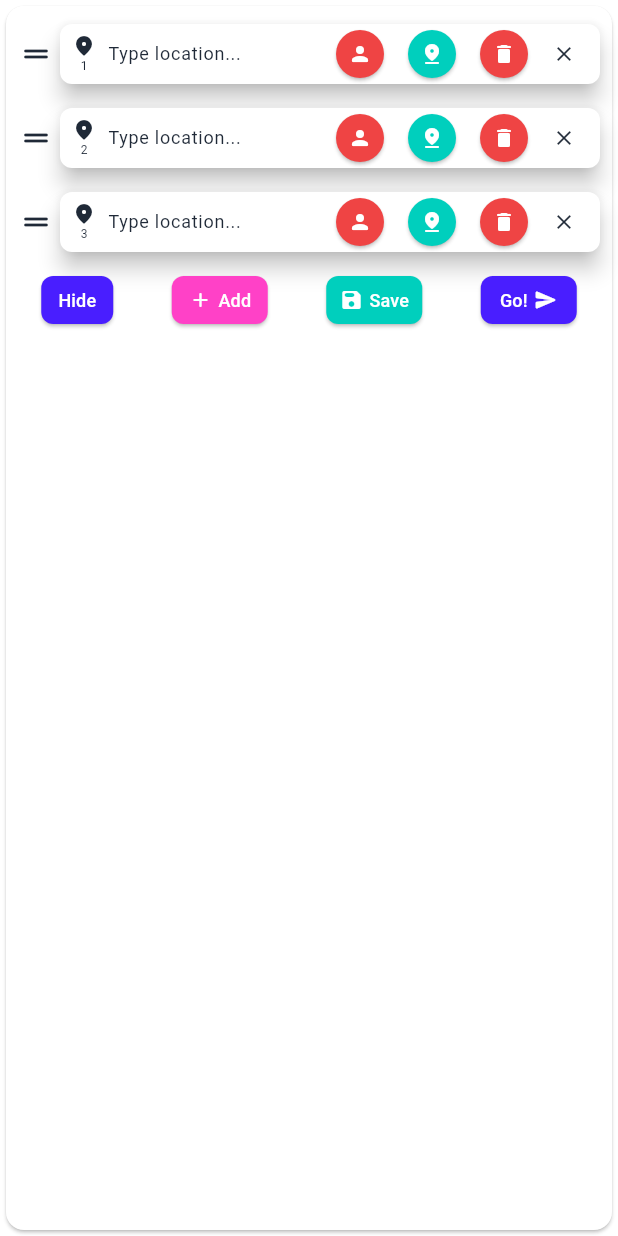
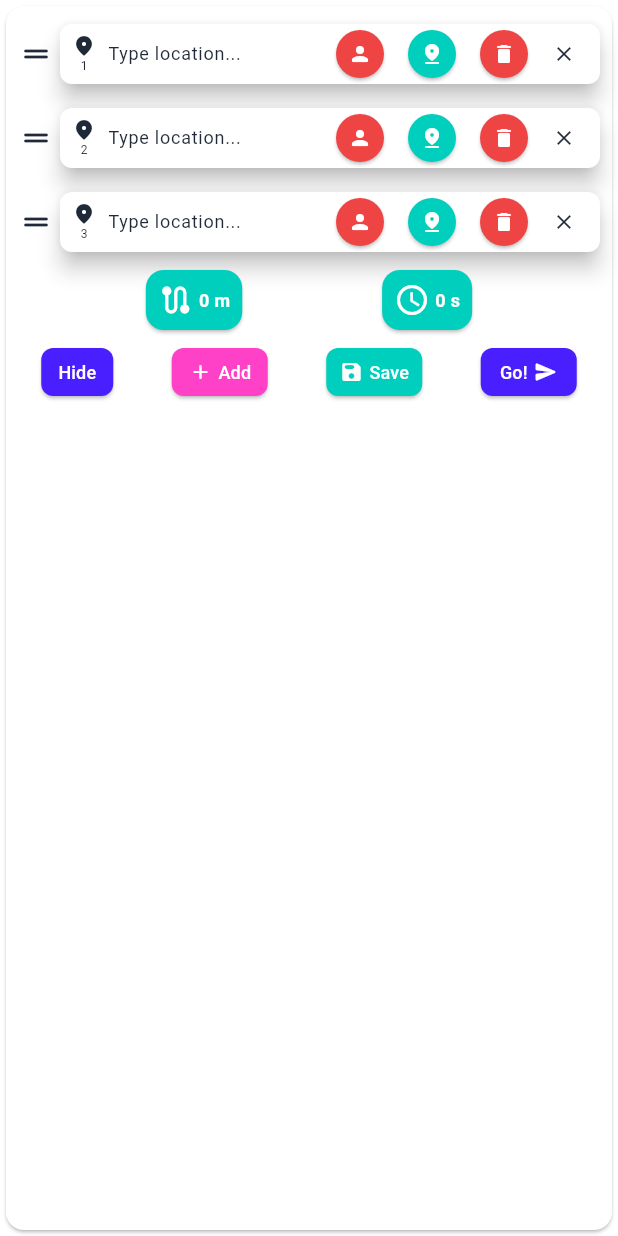
Before and after one commit to joaompfonseca/cm-flutter-project, a Flutter app: the CreateRouteForm widget shown alone on an empty page, opened directly, after a tap on "Add", on a phone screen of 412 x 824 dp. Run offline on Flutter 3.47's test engine with Material 3 defaults, Android fonts, the phone set to English and light mode, and no system bars; our stand-ins replace flutter_bloc, flutter_dotenv, flutter_map, geolocator, image_picker, latlong2; missing offline and left inert: amplify_auth_cognito, amplify_flutter, dio_cache_interceptor_hive_store, flutter_map_cache; accounts and stored records are empty.

Commit message:
add total and remaining distance and time

```diff
--- a/lib/cubit/graphhopper.dart
+++ b/lib/cubit/graphhopper.dart
@@ -8,8 +8,8 @@ import 'package:project_x/util/converter.dart';
 
 class Instruction {
   final String text;
-  final String distance;
-  final String time;
+  final double distance;
+  final int time;
 
   Instruction({
     required this.text,
@@ -22,8 +22,8 @@ class GraphhopperState {
   final List<Point> points;
   final List<Instruction> instructions;
   final int instructionIndex;
-  final String? distance;
-  final String? time;
+  final double distance;
+  final int time;
 
   GraphhopperState({
     required this.points,
@@ -75,15 +75,15 @@ class GraphhopperCubit extends Cubit<GraphhopperState> {
         instructions.add(
           Instruction(
             text: instruction['text'],
-            distance: getDistanceString(instruction['distance']),
-            time: getTimeString(instruction['time']),
+            distance: instruction['distance'],
+            time: instruction['time'],
           ),
         );
       }
       // Distance
-      distance = getDistanceString(data['paths'][0]['distance']);
+      double distance = data['paths'][0]['distance'];
       // Time
-      time = getTimeString(data['paths'][0]['time']);
+      int time = data['paths'][0]['time'];
       emit(GraphhopperState(
         points: points,
         instructions: instructions,
@@ -92,6 +92,22 @@ class GraphhopperCubit extends Cubit<GraphhopperState> {
         time: time,
       ));
     }
+  }
+
+  int getRemainingTime(int index) {
+    int remainingTime = 0;
+    for (int i = index; i < state.instructions.length; i++) {
+      remainingTime += state.instructions[i].time;
+    }
+    return remainingTime;
+  }
+
+  double getRemainingDistance(int index) {
+    double remainingDistance = 0.0;
+    for (int i = index; i < state.instructions.length; i++) {
+      remainingDistance += state.instructions[i].distance;
+    }
+    return remainingDistance;
   }
 
   void nextInstruction() {
@@ -128,8 +144,8 @@ class GraphhopperCubit extends Cubit<GraphhopperState> {
         points: [],
         instructions: [],
         instructionIndex: 0,
-        distance: null,
-        time: null,
+        distance: 0.0,
+        time: 0,
       ),
     );
   }
--- a/lib/main.dart
+++ b/lib/main.dart
@@ -67,8 +67,8 @@ class _MyAppState extends State<MyApp> {
         points: [],
         instructions: [],
         instructionIndex: 0,
-        distance: "",
-        time: "",
+        distance: 0.0,
+        time: 0,
       ),
     );
     final geocodingCubit = GeocodingCubit(GeocodingState(
--- a/lib/route/create.dart
+++ b/lib/route/create.dart
@@ -7,6 +7,7 @@ import 'package:project_x/cubit/map.dart';
 import 'package:project_x/cubit/route.dart';
 import 'package:project_x/map/picker.dart';
 import 'package:project_x/route/route.dart';
+import 'package:project_x/util/converter.dart';
 import 'package:project_x/util/message.dart';
 
 class CreateRouteForm extends StatelessWidget {
@@ -163,6 +164,59 @@ class CreateRouteForm extends StatelessWidget {
                                 : null,
                           ),
                         ),
+                    ],
+                  ),
+                ),
+                BlocBuilder<GraphhopperCubit, GraphhopperState>(
+                  builder: (context, graphhopperState) => Row(
+                    mainAxisAlignment: MainAxisAlignment.spaceEvenly,
+                    children: [
+                      Card(
+                        color: Theme.of(context).colorScheme.tertiary,
+                        child: Padding(
+                          padding: const EdgeInsets.all(8),
+                          child: Row(
+                            children: [
+                              Icon(
+                                Icons.route_rounded,
+                                color: Theme.of(context).colorScheme.onTertiary,
+                              ),
+                              Text(
+                                getDistanceString(graphhopperState.distance),
+                                style: TextStyle(
+                                  fontSize: 12,
+                                  fontWeight: FontWeight.bold,
+                                  color:
+                                      Theme.of(context).colorScheme.onTertiary,
+                                ),
+                              ),
+                            ],
+                          ),
+                        ),
+                      ),
+                      Card(
+                        color: Theme.of(context).colorScheme.tertiary,
+                        child: Padding(
+                          padding: const EdgeInsets.all(8),
+                          child: Row(
+                            children: [
+                              Icon(
+                                Icons.watch_later_outlined,
+                                color: Theme.of(context).colorScheme.onTertiary,
+                              ),
+                              Text(
+                                getTimeString(graphhopperState.time),
+                                style: TextStyle(
+                                  fontSize: 12,
+                                  fontWeight: FontWeight.bold,
+                                  color:
+                                      Theme.of(context).colorScheme.onTertiary,
+                                ),
+                              ),
+                            ],
+                          ),
+                        ),
+                      ),
                     ],
                   ),
                 ),
```
Also changed, not shown: lib/route/instruction.dart (+68 -10 lines).
